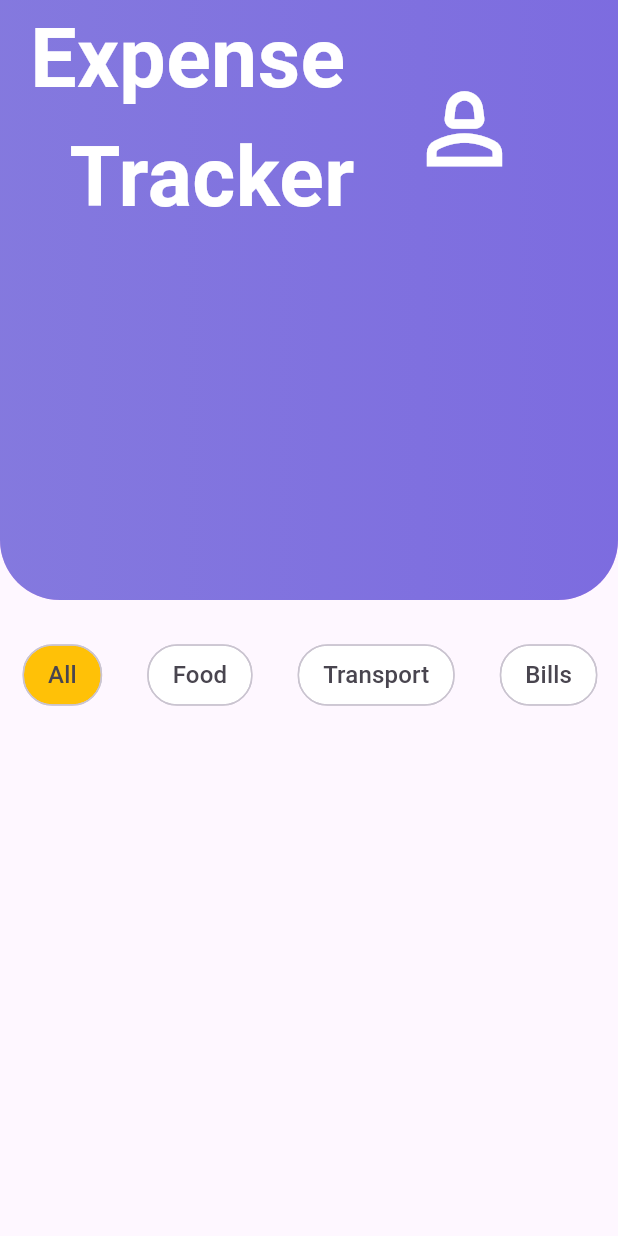
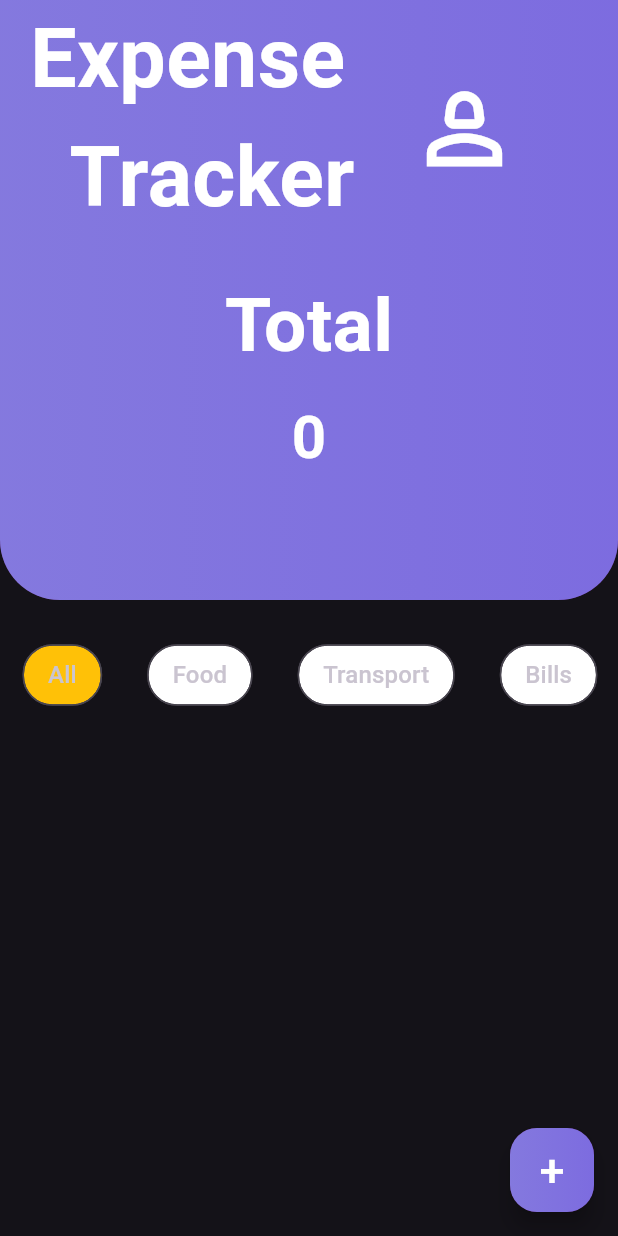
Before and after one commit to SaiyamKalra/expense_tracker, a Flutter app: the screen it shows after launch, on a phone screen of 412 x 824 dp. Run offline on Flutter 3.47's test engine with Material 3 defaults, Android fonts, the phone set to English and light mode, and no system bars; our stand-ins replace flutter_bloc, shared_preferences.

Commit message:
completed the add_expense_page

```diff
--- a/lib/pages/home_page.dart
+++ b/lib/pages/home_page.dart
@@ -1,6 +1,10 @@
+import 'package:expense_tracker/cubit/expense_cubit.dart';
+import 'package:expense_tracker/models/expense.dart';
+import 'package:expense_tracker/pages/add_expense_page.dart';
 import 'package:expense_tracker/pages/profile_page.dart';
 import 'package:flutter/material.dart';
 import 'package:flutter/widgets.dart';
+import 'package:flutter_bloc/flutter_bloc.dart';
 
 class HomePage extends StatefulWidget {
   const HomePage({super.key});
@@ -50,7 +54,9 @@ class _HomePageState extends State<HomePage> {
               ),
               child: Padding(
                 padding: const EdgeInsets.symmetric(horizontal: 20),
-                child: Row(
+                child: Column(
+                  children: [
+                    Row(
                       crossAxisAlignment: CrossAxisAlignment.start,
                       children: [
                         Text(
@@ -81,6 +87,45 @@ class _HomePageState extends State<HomePage> {
                               size: 75,
                             ),
                           ),
+                        ),
+                      ],
+                    ),
+                    SizedBox(height: 10),
+                    Text(
+                      'Total',
+                      style: TextStyle(
+                        color: Colors.white,
+                        fontSize: 50,
+                        fontWeight: FontWeight.bold,
+                      ),
+                    ),
+                    SizedBox(height: 10),
+                    BlocBuilder<ExpenseCubit, List<Expense>>(
+                      builder: (context, expenses) {
+                        if (expenses.isEmpty) {
+                          return Text(
+                            '0',
+                            style: TextStyle(
+                              color: Colors.white,
+                              fontSize: 40,
+                              fontWeight: FontWeight.bold,
+                            ),
+                          );
+                        }
+                        return ListView.builder(
+                          itemCount: expenses.length,
+                          itemBuilder: (context, index) {
+                            final expense = expenses[index];
+                            final totalAmount = expenses.fold<double>(
+                              0.0,
+                              (sum, expense) =>
+                                  sum +
+                                  (double.tryParse(expense.amount) ?? 0.0),
+                            );
+                            return Text(totalAmount.toStringAsFixed(2));
+                          },
+                        );
+                      },
                     ),
                   ],
                 ),
@@ -118,6 +163,33 @@ class _HomePageState extends State<HomePage> {
           ),
         ],
       ),
+      floatingActionButton: FloatingActionButton(
+        onPressed: () {
+          Navigator.push(
+            context,
+            MaterialPageRoute(builder: (context) => const AddExpensePage()),
+          );
+        },
+        backgroundColor: Colors.transparent,
+        child: Container(
+          width: 56,
+          height: 56,
+          decoration: BoxDecoration(
+            borderRadius: BorderRadius.circular(18),
+            gradient: LinearGradient(
+              colors: [
+                const Color.fromARGB(255, 33, 229, 243).withAlpha(100),
+                const Color.fromARGB(255, 14, 196, 246).withAlpha(100),
+              ],
+            ),
+            boxShadow: [
+              BoxShadow(color: const Color.fromARGB(255, 196, 51, 209)),
+            ],
+          ),
+          alignment: Alignment.center,
+          child: Text('+', style: TextStyle(fontSize: 30, color: Colors.white)),
+        ),
+      ),
     );
   }
 }
--- a/lib/pages/main.dart
+++ b/lib/pages/main.dart
@@ -17,6 +17,10 @@ class MainApp extends StatelessWidget {
 
   @override
   Widget build(BuildContext context) {
-    return MaterialApp(debugShowCheckedModeBanner: false, home: HomePage());
+    return MaterialApp(
+      debugShowCheckedModeBanner: false,
+      home: HomePage(),
+      theme: ThemeData.dark(),
+    );
   }
 }
```
Also changed, not shown: lib/pages/add_expense_page.dart (added, +128 -0 lines). Lines whose indentation alone changed are shown as unchanged.
